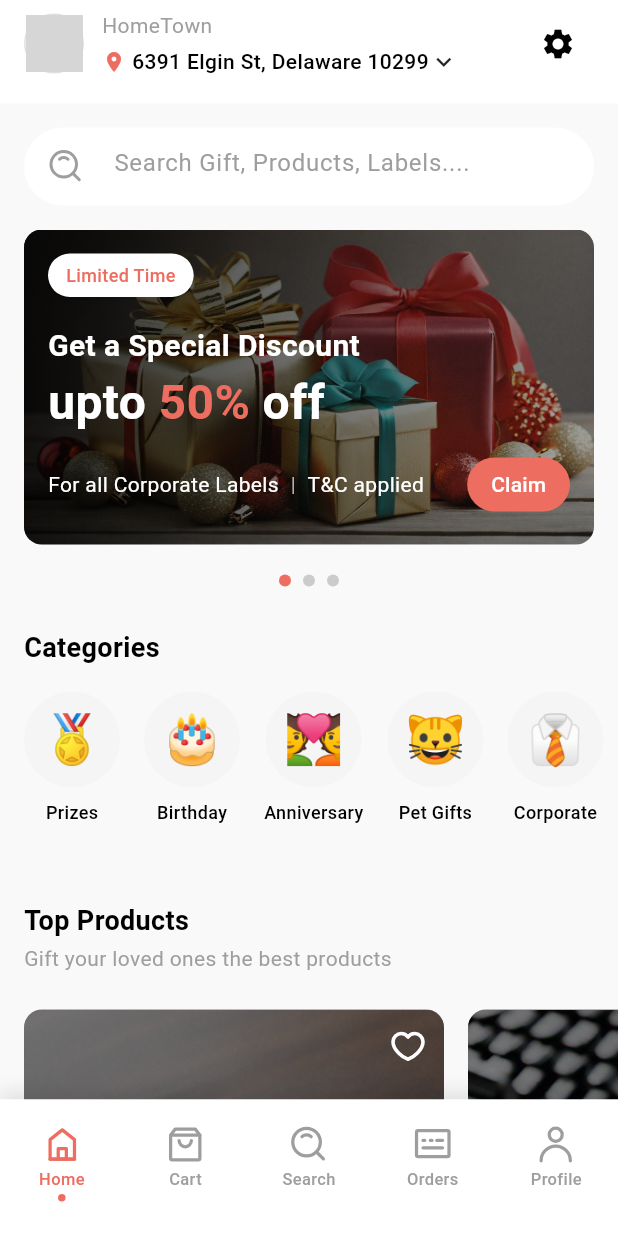
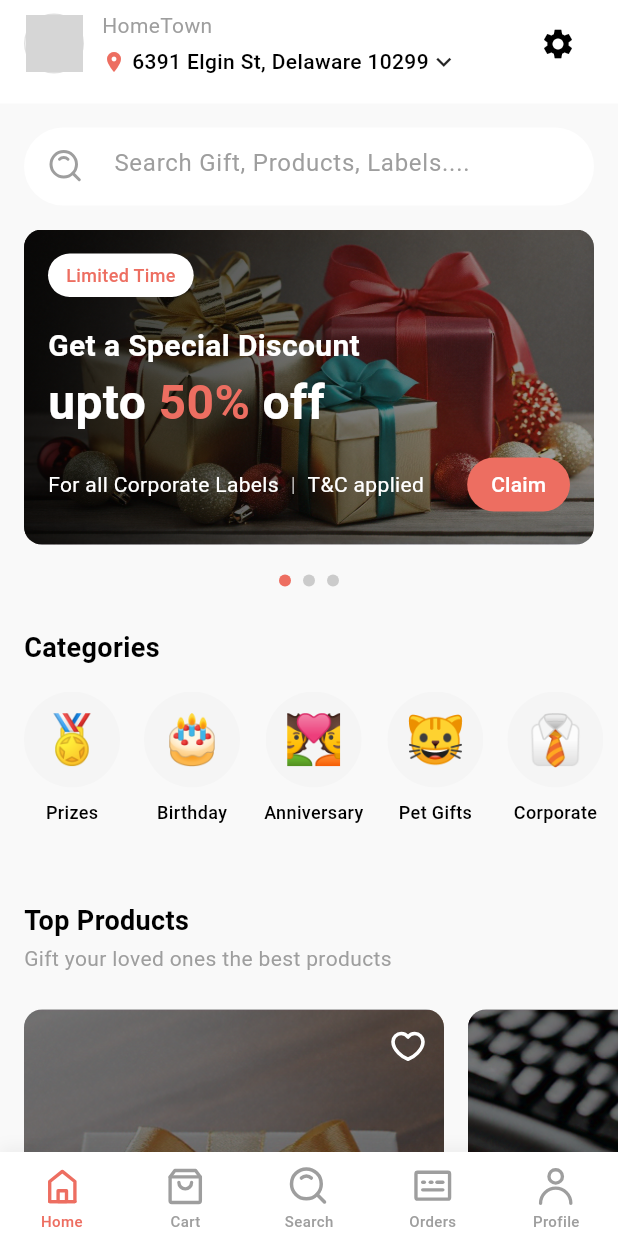
Before and after one commit to P-yiush07/giftginnie, a Flutter app: the HomeView screen opened directly, on a phone screen of 412 x 824 dp. Run offline on Flutter 3.47's test engine with Material 3 defaults, Android fonts, the phone set to English and light mode, and no system bars; drawn by our look-alikes of dots_indicator; our stand-ins replace dio, flutter_svg, get_it, shared_preferences; accounts and stored records are empty; network calls fail; grey boxes are pictures that could not be loaded.

Commit message:
little ui fixes

```diff
--- a/lib/views/authHome_screen.dart
+++ b/lib/views/authHome_screen.dart
@@ -21,11 +21,10 @@ class AuthHomeScreen extends StatelessWidget {
         statusBarColor: Colors.transparent,
         statusBarIconBrightness: Brightness.light,
         statusBarBrightness: Brightness.dark,
-        systemNavigationBarColor: AppColors.authBackground,
         systemNavigationBarIconBrightness: Brightness.light,
       ),
       child: Container(
-        color: AppColors.authBackground,
+        // color: AppColors.authBackground,
         child: const AuthHomeView(),
       ),
     );
--- a/lib/views/home_screen.dart
+++ b/lib/views/home_screen.dart
@@ -34,40 +34,33 @@ class HomeView extends StatelessWidget {
   }) {
     final color = isActive ? AppColors.primary : Colors.grey;
 
-    return Column(
+    return SizedBox(
+      width: 70,
+      height: 50,
+      child: Column(
         mainAxisSize: MainAxisSize.min,
-      mainAxisAlignment: MainAxisAlignment.center,
         children: [
-        const SizedBox(height: 10),
+          const SizedBox(height: 6),
           SvgPicture.asset(
             icon,
             colorFilter: ColorFilter.mode(
               color,
               BlendMode.srcIn,
             ),
-          height: 26,
+            height: 28,
+            width: 28,
           ),
           const SizedBox(height: 2),
           Text(
             label,
             style: TextStyle(
               color: color,
-            fontSize: 11,
+              fontSize: 10,
               fontWeight: FontWeight.w500,
-          ),
-          overflow: TextOverflow.ellipsis,
-          maxLines: 1,
-        ),
-        const SizedBox(height: 2),
-        Container(
-          width: 5,
-          height: 5,
-          decoration: BoxDecoration(
-            shape: BoxShape.circle,
-            color: isActive ? color : Colors.transparent,
             ),
           ),
         ],
+      ),
     );
   }
 
@@ -146,7 +139,7 @@ class HomeView extends StatelessWidget {
       builder: (context, controller, _) {
         return AnnotatedRegion<SystemUiOverlayStyle>(
           value: SystemUiOverlayStyle.light.copyWith(
-            systemNavigationBarColor: Colors.white,
+            systemNavigationBarColor: Colors.transparent,
             systemNavigationBarIconBrightness: Brightness.dark,
           ),
           child: Scaffold(
@@ -165,17 +158,11 @@ class HomeView extends StatelessWidget {
                 color: Colors.white,
                 boxShadow: [
                   BoxShadow(
-                    color: Colors.black.withOpacity(0.1),
-                    blurRadius: 10,
-                    offset: const Offset(0, -5),
+                    color: Colors.black.withOpacity(0.05),
+                    blurRadius: 8,
+                    offset: const Offset(0, -3),
                   ),
                 ],
-              ),
-              child: SafeArea(
-                child: Theme(
-                  data: Theme.of(context).copyWith(
-                    splashColor: Colors.transparent,
-                    highlightColor: Colors.transparent,
               ),
               child: BottomNavigationBar(
                 elevation: 0,
@@ -185,13 +172,9 @@ class HomeView extends StatelessWidget {
                 backgroundColor: Colors.white,
                 selectedItemColor: AppColors.primary,
                 unselectedItemColor: Colors.grey,
-                    selectedLabelStyle: const TextStyle(height: 0),
-                    unselectedLabelStyle: const TextStyle(height: 0),
-                    showSelectedLabels: true,
-                    showUnselectedLabels: true,
+                selectedFontSize: 0,
+                unselectedFontSize: 0,
                 items: _navigationItems,
-                  ),
-                ),
               ),
             ),
           ),
```
Also changed, not shown: lib/main.dart (+12 -0 lines), lib/views/sign_in_screen.dart (+10 -14 lines). Lines whose indentation alone changed are shown as unchanged.
